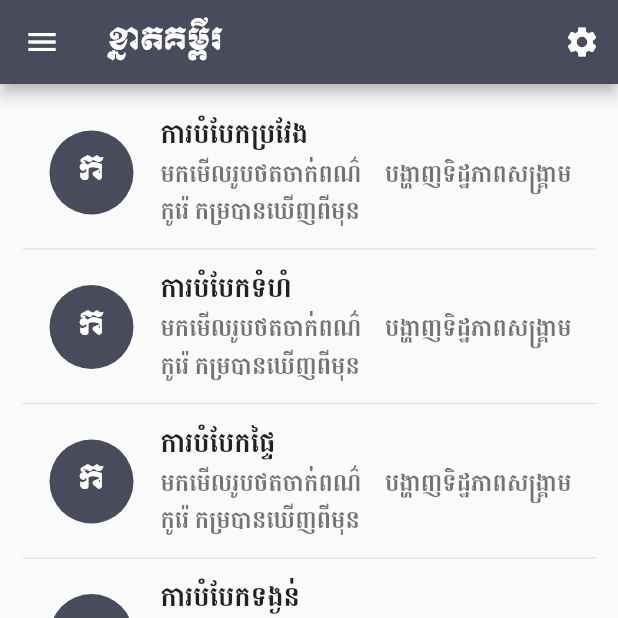
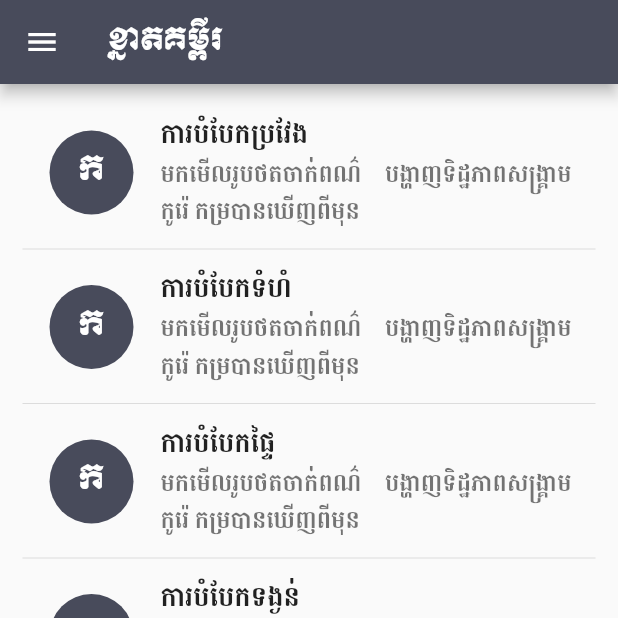
Before and after one commit to khflutter/converter, a Flutter app: the screen it shows after launch, on a phone screen of 412 x 824 dp, the top half of it. Run offline on Flutter 3.47's test engine with Material 2 defaults, Android fonts, the phone set to English and light mode, and no system bars; missing offline and left inert: loadmore.

Commit message:
update icon app.

```diff
--- a/lib/pages/home.dart
+++ b/lib/pages/home.dart
@@ -30,8 +30,8 @@ class _HomeScreenState extends State<HomeScreen> {
 
   @override
   Widget build(BuildContext context) {
-    // TODO: implement build
     return MaterialApp(
+      debugShowCheckedModeBanner: false,
       theme: ThemeData(
         primaryColor: Color(0xFF484B5B),
       ),
@@ -44,14 +44,6 @@ class _HomeScreenState extends State<HomeScreen> {
               fontFamily: "khmerM1",
             ),
           ),
-          actions: <Widget>[
-            IconButton(
-              icon: Icon(Icons.settings),
-              onPressed: () {
-                print("Hello World");
-              },
-            ),
-          ],
         ),
         body: ListView.builder(
           itemCount: posts.length,
```
Also changed, not shown: lib/pages/bmi.dart (+8 -5 lines), 69 other files.
